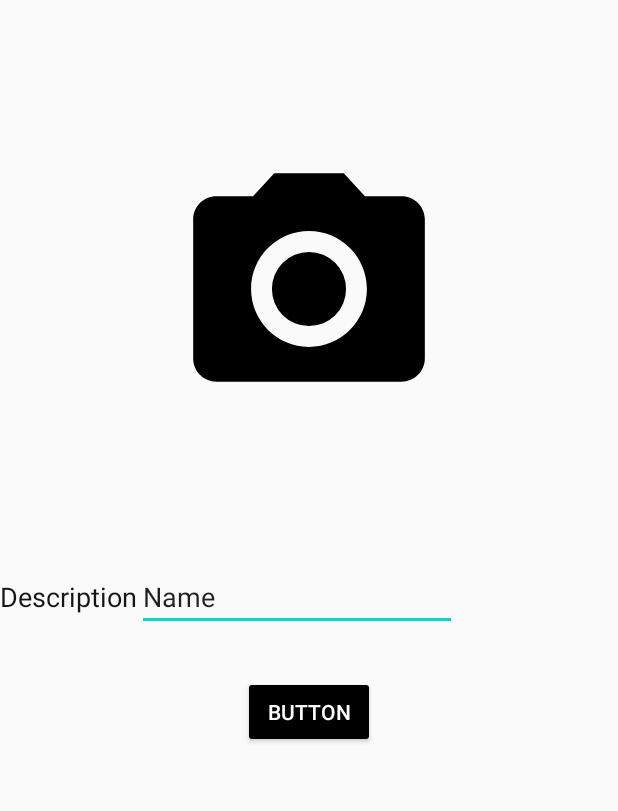
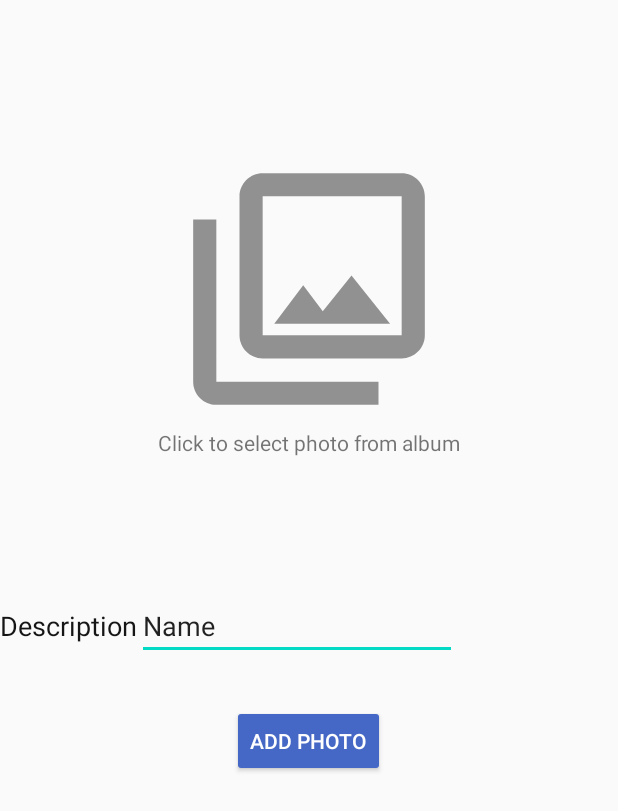
Before and after one commit to ap6300/Main, an Android app: the layout fragment_add_dream.xml on its own in the app's theme, with its tools: preview values and no code run, on a phone screen of 412 x 824 dp. Shown: the top 811 px of the screen. Run offline under Robolectric (Android 15) with nearby library versions, the phone set to English and light mode, and no system bars; Roboto replaces fonts that are not available here.

```diff
--- /dev/null
+++ b/app/src/main/res/drawable-v24/ic_outline_photo_library_24.xml
@@ -0,0 +1,5 @@
+<vector android:alpha="0.7" android:height="150dp"
+    android:tint="?attr/colorControlNormal" android:viewportHeight="24"
+    android:viewportWidth="24" android:width="150dp" xmlns:android="http://schemas.android.com/apk/res/android">
+    <path android:fillColor="@android:color/white" android:pathData="M20,4v12L8,16L8,4h12m0,-2L8,2c-1.1,0 -2,0.9 -2,2v12c0,1.1 0.9,2 2,2h12c1.1,0 2,-0.9 2,-2L22,4c0,-1.1 -0.9,-2 -2,-2zM11.5,11.67l1.69,2.26 2.48,-3.1L19,15L9,15zM2,6v14c0,1.1 0.9,2 2,2h14v-2L4,20L4,6L2,6z"/>
+</vector>
--- /dev/null
+++ b/app/src/main/res/drawable/ic_outline_add_photo_alternate_24.xml
@@ -0,0 +1,5 @@
+<vector android:alpha="0.7" android:height="185dp"
+    android:tint="?attr/colorControlNormal" android:viewportHeight="24"
+    android:viewportWidth="24" android:width="185dp" xmlns:android="http://schemas.android.com/apk/res/android">
+    <path android:fillColor="@android:color/white" android:pathData="M18,20L4,20L4,6h9L13,4L4,4c-1.1,0 -2,0.9 -2,2v14c0,1.1 0.9,2 2,2h14c1.1,0 2,-0.9 2,-2v-9h-2v9zM10.21,16.83l-1.96,-2.36L5.5,18h11l-3.54,-4.71zM20,4L20,1h-2v3h-3c0.01,0.01 0,2 0,2h3v2.99c0.01,0.01 2,0 2,0L20,6h3L23,4h-3z"/>
+</vector>
--- a/app/src/main/res/layout/fragment_add_alarm.xml
+++ b/app/src/main/res/layout/fragment_add_alarm.xml
@@ -68,7 +68,6 @@
             android:layout_width="320dp"
             android:layout_height="wrap_content"
             android:layout_weight="1"
-            android:layout_marginStart="5dp"
             android:text="Repeat"
             android:textColor="#000000"
             android:textSize="18sp" />
@@ -184,7 +183,7 @@
             android:layout_width="wrap_content"
             android:layout_height="91dp"
             android:layout_weight="2"
-            android:src="@drawable/ic_menu_camera" />
+            android:src="@drawable/ic_outline_add_photo_alternate_24" />
     </LinearLayout>
     <View
         android:layout_width="match_parent"
@@ -204,7 +203,8 @@
         android:layout_width="wrap_content"
         android:layout_height="wrap_content"
         android:layout_gravity="center"
-        android:text="add"
+        android:backgroundTint="#4567C5"
+        android:text="Set Alarm"
         android:textColor="#FFFFFF" />
 
 </LinearLayout>
--- a/app/src/main/res/layout/fragment_add_dream.xml
+++ b/app/src/main/res/layout/fragment_add_dream.xml
@@ -12,8 +12,15 @@
         android:layout_width="185dp"
         android:layout_height="185dp"
         android:layout_gravity="center"
-        android:src="@drawable/ic_menu_camera"
+        android:src="@drawable/ic_outline_photo_library_24"
         />
+
+    <TextView
+        android:id="@+id/textView8"
+        android:layout_width="match_parent"
+        android:layout_height="wrap_content"
+        android:text="Click to select photo from album"
+        android:textAlignment="center"/>
 
 
 <LinearLayout
@@ -45,7 +52,8 @@
         android:layout_width="wrap_content"
         android:layout_height="wrap_content"
         android:layout_gravity="center"
-        android:text="Button"
+        android:backgroundTint="#4567C5"
+        android:text="Add Photo"
         android:textColor="#FFFFFF"
         />
 
--- a/app/src/main/res/layout/fragment_dream.xml
+++ b/app/src/main/res/layout/fragment_dream.xml
@@ -12,7 +12,7 @@
         android:id="@+id/gridview"
         android:layout_width="match_parent"
         android:layout_height="match_parent"
-        android:background="@drawable/board_background"
+        android:background="@drawable/cork_board"
         android:gravity="center"
         android:horizontalSpacing="10dp" />
 
--- a/app/src/main/res/layout/fragment_edit_alarm.xml
+++ b/app/src/main/res/layout/fragment_edit_alarm.xml
@@ -181,9 +181,9 @@
         <ImageView
             android:id="@+id/imageView_edit_alarm"
             android:layout_width="wrap_content"
-            android:layout_height="91dp"
+            android:layout_height="85dp"
             android:layout_weight="2"
-            android:src="@drawable/ic_menu_camera" />
+            android:src="@drawable/ic_outline_add_photo_alternate_24" />
     </LinearLayout>
     <View
         android:layout_width="match_parent"
@@ -203,6 +203,7 @@
         android:layout_width="wrap_content"
         android:layout_height="wrap_content"
         android:layout_gravity="center"
+        android:backgroundTint="#4567C5"
         android:text="Update"
         android:textColor="#FFFFFF" />
 
@@ -211,6 +212,7 @@
         android:layout_width="wrap_content"
         android:layout_height="wrap_content"
         android:layout_gravity="center"
+        android:backgroundTint="#4567C5"
         android:text="Delete"
         android:textColor="#FFFFFF"/>
 
--- a/app/src/main/res/layout/fragment_edit_dream.xml
+++ b/app/src/main/res/layout/fragment_edit_dream.xml
@@ -45,6 +45,7 @@
         android:id="@+id/update_button"
         android:layout_width="wrap_content"
         android:layout_height="wrap_content"
+        android:backgroundTint="#4567C5"
         android:text="update"
         android:layout_gravity="center"
         android:textColor="#FFFFFF"/>
@@ -53,6 +54,7 @@
         android:id="@+id/delete_button"
         android:layout_width="wrap_content"
         android:layout_height="wrap_content"
+        android:backgroundTint="#4567C5"
         android:text="delete"
         android:layout_gravity="center"
         android:textColor="#FFFFFF"/>
```
Also changed, not shown: app/src/main/res/layout/custom_listview_dreamboard.xml (+10 -9 lines), app/src/main/res/drawable/clipart1053944.png (added), app/src/main/res/drawable/cork_board.jpg (added).
